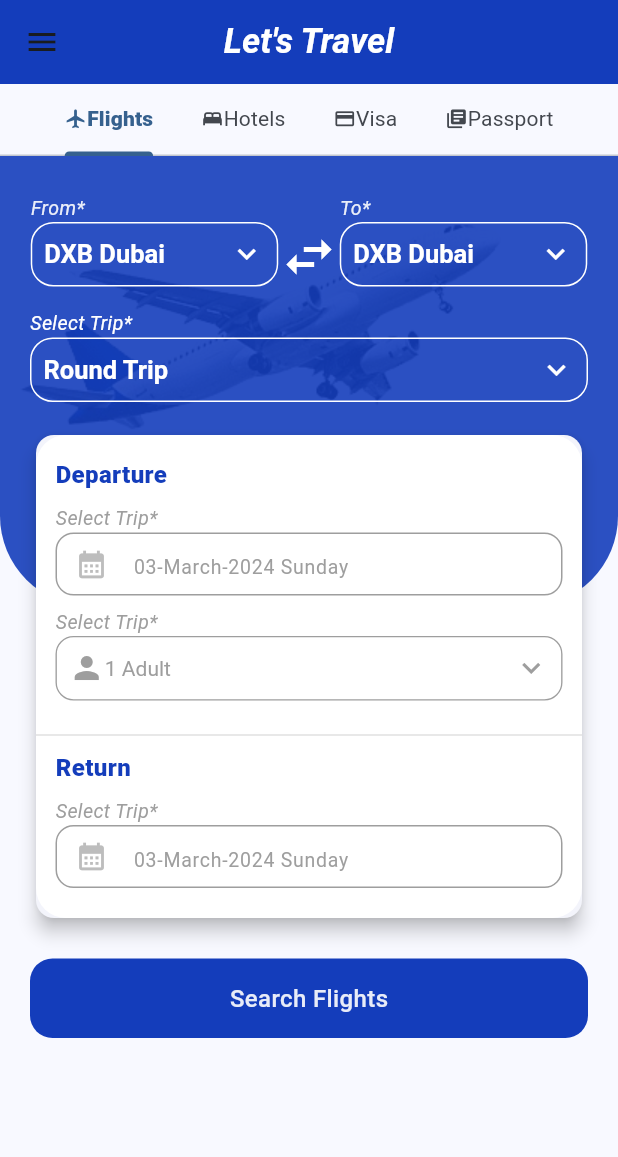
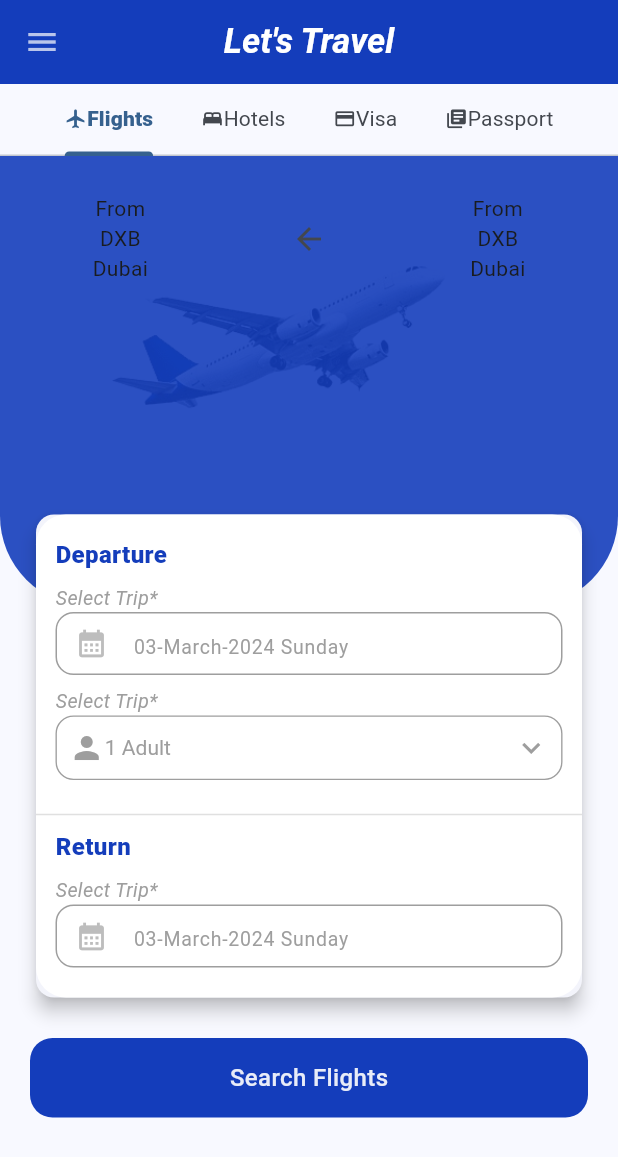
Before and after one commit to saninthottungal/fairFlights, a Flutter app: the screen it shows after launch, on a phone screen of 412 x 824 dp. Shown: the top 1157 px of the screen. Run offline on Flutter 3.47's test engine with Material 3 defaults, Android fonts, the phone set to English and light mode, and no system bars; our stand-ins replace easy_date_timeline, google_fonts; missing offline and left inert: paged_vertical_calendar.

Commit message:
refactoring files

```diff
--- a/lib/view/home/screens/calendar_screen.dart
+++ b/lib/Screens/ScreenCalendar/ScreenCalendar.dart
@@ -1,10 +1,10 @@
-import 'package:flight_booking/view/colors.dart';
+import 'package:flight_booking/Core/Constants/colors.dart';
 import 'package:flutter/material.dart';
 import 'package:intl/intl.dart';
 import 'package:paged_vertical_calendar/paged_vertical_calendar.dart';
 
-class CalenderScreen extends StatelessWidget {
-  const CalenderScreen({super.key});
+class ScreenCalendar extends StatelessWidget {
+  const ScreenCalendar({super.key});
 
   @override
   Widget build(BuildContext context) {
--- a/lib/view/home/screens/home_screen.dart
+++ b/lib/Screens/ScreenHome/ScreenHome.dart
@@ -1,27 +1,25 @@
-import 'package:flight_booking/view/home/tabs/hotel_tab/hotel_tab.dart';
-import 'package:flight_booking/view/home/tabs/passport_tab/passport_tab.dart';
-import 'package:flight_booking/view/home/widgets/drawerHome.dart';
-// import 'package:flight_booking/view/home/widgets/drawer_widgets.txt';
-import 'package:flight_booking/view/home/widgets/inputs_widget.dart';
-import 'package:flight_booking/view/home/tabs/tab_bar_widget.dart';
+import 'package:flight_booking/Screens/ScreenHome/Widgets/InputsWidget.dart';
+import 'package:flight_booking/Screens/ScreenHome/Widgets/TabBarWidget.dart';
+import 'package:flight_booking/Screens/ScreenHome/Widgets/drawerHome.dart';
+import 'package:flight_booking/Screens/ScreenHotel/ScreenHotel.dart';
+import 'package:flight_booking/Screens/ScreenPassport/ScreenPassport.dart';
 import 'package:flutter/material.dart';
 import 'package:flutter/widgets.dart';
 
-class Home extends StatefulWidget {
-  const Home({super.key});
+class ScreenHome extends StatefulWidget {
+  const ScreenHome({super.key});
 
   @override
-  State<Home> createState() => _HomeState();
+  State<ScreenHome> createState() => _ScreenHomeState();
 }
 
-class _HomeState extends State<Home> with TickerProviderStateMixin {
+class _ScreenHomeState extends State<ScreenHome> with TickerProviderStateMixin {
   late TabController tabController;
 
   @override
   void initState() {
+    tabController = TabController(length: 4, vsync: this);
     super.initState();
-
-    tabController = TabController(length: 4, vsync: this);
   }
 
   @override
@@ -30,8 +28,7 @@ class _HomeState extends State<Home> with TickerProviderStateMixin {
     return Scaffold(
       appBar: AppBar(
         backgroundColor: const Color.fromRGBO(20, 61, 187, 1),
-        // Hamburger Menu button
-
+        iconTheme: const IconThemeData(color: Colors.white70),
         centerTitle: true,
         // APP bar Title
         title: const Text(
@@ -64,16 +61,25 @@ class _HomeState extends State<Home> with TickerProviderStateMixin {
                 children: [
                   Stack(
                     children: [
-                      Image.asset('assets/air.png'),
+                      Positioned(
+                        left: 65,
+                        child: Image.asset(
+                          'assets/air.png',
+
+                          height: 250,
+                          width: 250,
+                          //scale: 0.6,
+                        ),
+                      ),
                       const BlueBackgroundWidget(),
                       const InputsWidget(),
                     ],
                   ),
-                  const HotelTabWidget(),
+                  const ScreenHotel(),
                   const Center(
                     child: Text("Visa"),
                   ),
-                  const PassportTab()
+                  const ScreenPassport()
                 ],
               ),
             ),
--- a/lib/view/home/widgets/inputs_widget.dart
+++ b/lib/Screens/ScreenHome/Widgets/InputsWidget.dart
@@ -1,6 +1,6 @@
-import 'package:flight_booking/view/colors.dart';
-import 'package:flight_booking/view/home/screens/calendar_screen.dart';
-import 'package:flight_booking/view/home/widgets/drop_menu.dart';
+import 'package:flight_booking/Core/Constants/colors.dart';
+import 'package:flight_booking/Screens/ScreenCalendar/ScreenCalendar.dart';
+import 'package:flight_booking/Screens/ScreenHome/Widgets/drop_menu.dart';
 import 'package:flutter/material.dart';
 
 class InputsWidget extends StatelessWidget {
@@ -10,51 +10,34 @@ class InputsWidget extends StatelessWidget {
 
   @override
   Widget build(BuildContext context) {
-    final width = MediaQuery.of(context).size.width;
+    // final width = MediaQuery.of(context).size.width;
+    // final height = MediaQuery.of(context).size.height;
     return Padding(
       padding: const EdgeInsets.symmetric(vertical: 25, horizontal: 20),
       child: ListView(
         children: [
-          Column(
+          Row(
+            mainAxisAlignment: MainAxisAlignment.spaceAround,
+            //  crossAxisAlignment: CrossAxisAlignment.end,
             children: [
-              LayoutBuilder(
-                builder: (context, constraints) {
-                  if (width >= 411) {
-                    return const FromToWidgets(width: 165);
-                  }
-                  if (width <= 410 && width >= 390) {
-                    return const FromToWidgets(width: 155);
-                  }
-                  if (width <= 390 && width >= 380) {
-                    return const FromToWidgets(width: 150);
-                  }
-                  if (width <= 380 && width >= 370) {
-                    return const FromToWidgets(width: 145);
-                  }
-                  if (width <= 370 && width >= 350) {
-                    return const FromToWidgets(width: 135);
-                  }
-                  if (width <= 350 && width >= 330) {
-                    return const FromToWidgets(width: 125);
-                  }
-                  if (width <= 330 && width >= 311) {
-                    return const FromToWidgets(width: 115);
-                  } else {
-                    return const FromToWidgets(width: 140);
-                  }
-                },
+              const Column(
+                children: [
+                  Text("From"),
+                  Text("DXB"),
+                  Text("Dubai"),
+                ],
               ),
-              const SizedBox(height: 15),
-              const DropMenu2(
-                label: "Select Trip*",
-                iconData: Icons.expand_more_sharp,
-                width: double.infinity,
-                items: ["Round Trip", "Single Trip"],
-                color: Colors.white,
+              IconButton(onPressed: () {}, icon: const Icon(Icons.arrow_back)),
+              const Column(
+                children: [
+                  Text("From"),
+                  Text("DXB"),
+                  Text("Dubai"),
+                ],
               ),
             ],
           ),
-          const SizedBox(height: 18),
+          const SizedBox(height: 150),
           Card(
             surfaceTintColor: Colors.white,
             elevation: 5,
@@ -92,7 +75,7 @@ class InputsWidget extends StatelessWidget {
                           onTap: () {
                             Navigator.of(context).push(
                               MaterialPageRoute(
-                                builder: (context) => const CalenderScreen(),
+                                builder: (context) => const ScreenCalendar(),
                               ),
                             );
                           },
@@ -134,7 +117,7 @@ class InputsWidget extends StatelessWidget {
                           onTap: () {
                             Navigator.of(context).push(
                               MaterialPageRoute(
-                                builder: (context) => const CalenderScreen(),
+                                builder: (context) => const ScreenCalendar(),
                               ),
                             );
                           },
@@ -172,78 +155,78 @@ class InputsWidget extends StatelessWidget {
   }
 }
 
-class FromToWidgets extends StatelessWidget {
-  final double width;
-  const FromToWidgets({
-    super.key,
-    required this.width,
-  });
+// class FromToWidgets extends StatelessWidget {
+//   final double width;
+//   const FromToWidgets({
+//     super.key,
+//     required this.width,
+//   });
 
-  @override
-  Widget build(BuildContext context) {
-    return Row(
-      mainAxisAlignment: MainAxisAlignment.spaceEvenly,
-      crossAxisAlignment: CrossAxisAlignment.end,
-      children: [
-        DropMenu(
-          helperText: "DXB DUBAI",
-          label: "From*",
-          iconData: Icons.expand_more_sharp,
-          // width: double.infinity,
-          width: width,
-        ),
-        const Icon(
-          Icons.swap_horiz_outlined,
-          color: Colors.white,
-          size: 40,
-        ),
-        DropMenu(
-          helperText: "JFK NEW YORK",
-          label: "To*",
-          iconData: Icons.expand_more_sharp,
-          // width: double.infinity,
-          width: width,
-          //  ,
-        ),
-      ],
-    );
-  }
-}
+//   @override
+//   Widget build(BuildContext context) {
+//     return Row(
+//       mainAxisAlignment: MainAxisAlignment.spaceEvenly,
+//       crossAxisAlignment: CrossAxisAlignment.end,
+//       children: [
+//         DropMenu(
+//           helperText: "DXB DUBAI",
+//           label: "From*",
+//           iconData: Icons.expand_more_sharp,
+//           // width: double.infinity,
+//           width: width,
+//         ),
+//         const Icon(
+//           Icons.swap_horiz_outlined,
+//           color: Colors.white,
+//           size: 40,
+//         ),
+//         DropMenu(
+//           helperText: "JFK NEW YORK",
+//           label: "To*",
+//           iconData: Icons.expand_more_sharp,
+//           // width: double.infinity,
+//           width: width,
+//           //  ,
+//         ),
+//       ],
+//     );
+//   }
+// }
 
-class FromToWidgetsColumn extends StatelessWidget {
-  final double? width;
-  const FromToWidgetsColumn({
-    super.key,
-    this.width,
-  });
+// class FromToWidgetsColumn extends StatelessWidget {
+//   final double? width;
+//   const FromToWidgetsColumn({
+//     super.key,
+//     this.width,
+//   });
 
-  @override
-  Widget build(BuildContext context) {
-    return Column(
-      mainAxisAlignment: MainAxisAlignment.center,
-      crossAxisAlignment: CrossAxisAlignment.center,
-      children: [
-        DropMenu(
-          helperText: "DXB DUBAI",
-          label: "From*",
-          iconData: Icons.expand_more_sharp,
-          // width: double.infinity,
-          width: width,
-        ),
-        const Icon(
-          Icons.swap_vert,
-          color: Colors.white,
-          size: 40,
-        ),
-        DropMenu(
-          helperText: "JFK NEW YORK",
-          label: "To*",
-          iconData: Icons.expand_more_sharp,
-          // width: double.infinity,
-          width: width,
-          //  ,
-        ),
-      ],
-    );
-  }
-}
+//   @override
+//   Widget build(BuildContext context) {
+//     return Column(
+//       mainAxisAlignment: MainAxisAlignment.center,
+//       crossAxisAlignment: CrossAxisAlignment.center,
+//       children: [
+//         DropMenu(
+//           helperText: "DXB DUBAI",
+//           label: "From*",
+//           iconData: Icons.expand_more_sharp,
+//           // width: double.infinity,
+//           width: width,
+//         ),
+//         const Icon(
+//           Icons.swap_vert,
+//           color: Colors.white,
+//           size: 40,
+//         ),
+//         DropMenu(
+//           helperText: "JFK NEW YORK",
+//           label: "To*",
+//           iconData: Icons.expand_more_sharp,
+//           // width: double.infinity,
+//           width: width,
+//           //  ,
+//         ),
+//       ],
+//     );
+//   }
+// }
--- a/lib/view/home/widgets/drop_menu.dart
+++ b/lib/Screens/ScreenHome/Widgets/drop_menu.dart
@@ -1,4 +1,4 @@
-import 'package:flight_booking/view/colors.dart';
+import 'package:flight_booking/Core/Constants/colors.dart';
 import 'package:flutter/material.dart';
 
 class DropMenu extends StatefulWidget {
--- a/lib/view/home/tabs/passport_tab/passport_tab.dart
+++ b/lib/Screens/ScreenPassport/ScreenPassport.dart
@@ -1,9 +1,9 @@
-import 'package:flight_booking/view/home/tabs/passport_tab/widgets.dart';
+import 'package:flight_booking/Screens/ScreenPassport/Widgets/widgets.dart';
 import 'package:flutter/material.dart';
 import 'package:google_fonts/google_fonts.dart';
 
-class PassportTab extends StatelessWidget {
-  const PassportTab({
+class ScreenPassport extends StatelessWidget {
+  const ScreenPassport({
     super.key,
   });
 
--- a/lib/main.dart
+++ b/lib/main.dart
@@ -1,4 +1,4 @@
-import 'package:flight_booking/view/splash/splash_screen.dart';
+import 'package:flight_booking/Screens/ScreenSplash/ScreenSplash.dart';
 // import 'package:flight_booking/view/ticket.dart';
 import 'package:flutter/material.dart';
 
@@ -19,7 +19,7 @@ class MyApp extends StatelessWidget {
         useMaterial3: true,
       ),
       debugShowCheckedModeBanner: false,
-      home: const SplashScreen(),
+      home: const ScreenSplash(),
     );
   }
 }
```
Also changed, not shown: lib/Screens/ScreenHotel/ScreenHotel.dart (renamed from lib/view/home/tabs/hotel_tab/hotel_tab.dart, +4 -4 lines), lib/Screens/ScreenSplash/ScreenSplash.dart (renamed from lib/view/splash/splash_screen.dart, +5 -5 lines), lib/Screens/ScreenTicket/ScreenTicket.dart (renamed from lib/view/ticket/ticket_screen.dart, +6 -6 lines), lib/Core/Constants/colors.dart (renamed from lib/view/colors.dart), lib/Screens/ScreenHome/Widgets/TabBarWidget.dart (renamed from lib/view/home/tabs/tab_bar_widget.dart), lib/Screens/ScreenHome/Widgets/drawerHome.dart (renamed from lib/view/home/widgets/drawerHome.dart), lib/Screens/ScreenHotel/Widgets/widgets.dart (renamed from lib/view/home/tabs/hotel_tab/widgets.dart), lib/Screens/ScreenPassport/Widgets/widgets.dart (renamed from lib/view/home/tabs/passport_tab/widgets.dart), lib/Screens/ScreenTicket/Widgets/app_bar_title.dart (renamed from lib/view/ticket/widget/app_bar_title.dart), lib/Screens/ScreenTicket/Widgets/date_picker_widget.dart (renamed from lib/view/ticket/widget/date_picker_widget.dart), lib/Screens/ScreenTicket/Widgets/ticker_card.dart (renamed from lib/view/ticket/widget/ticker_card.dart).
